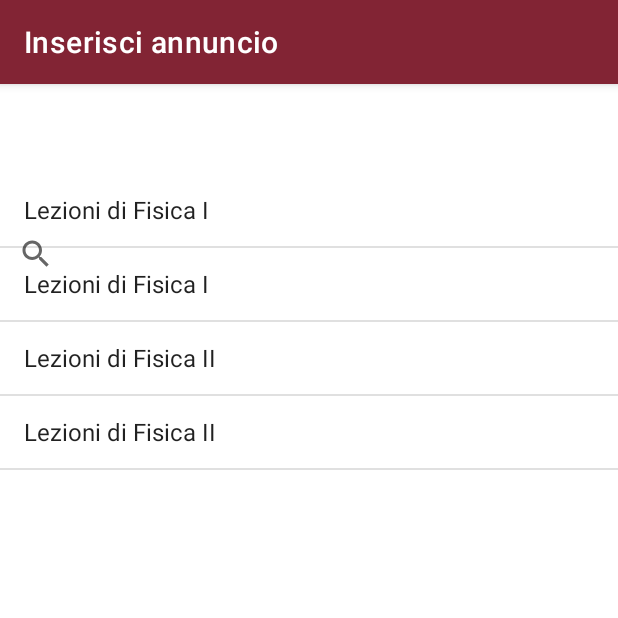
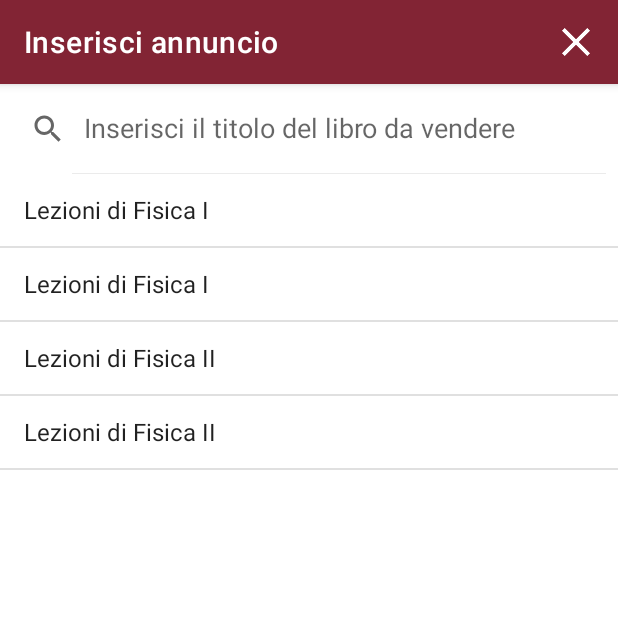
Before and after one commit to salvi-1883208/Compravendita-Libri-IUM, an Android app: the NewAdActivity screen opened directly, with no data from a screen before it, on a phone screen of 412 x 824 dp, the top half of it. Run offline under Robolectric (Android 15) with nearby library versions, the phone set to English and light mode, and no system bars.

Commit message:
Fixed search in NewAdActivity

```diff
--- a/app/src/main/java/com/example/compravendita_libri_ium/BooksToSell.java
+++ b/app/src/main/java/com/example/compravendita_libri_ium/BooksToSell.java
@@ -25,7 +25,7 @@ public class BooksToSell {
         return instance;
     }
 
-    public List<Book> getBooks() {
+    public ArrayList<Book> getBooks() {
         return books;
     }
 
--- a/app/src/main/java/com/example/compravendita_libri_ium/activities/NewAdActivity.java
+++ b/app/src/main/java/com/example/compravendita_libri_ium/activities/NewAdActivity.java
@@ -1,6 +1,7 @@
 package com.example.compravendita_libri_ium.activities;
 
 import androidx.appcompat.app.AppCompatActivity;
+import androidx.appcompat.widget.SearchView;
 
 import android.os.Bundle;
 import android.view.Menu;
@@ -9,19 +10,19 @@ import android.view.MenuItem;
 import android.widget.ArrayAdapter;
 import android.widget.LinearLayout;
 import android.widget.ListView;
-import android.widget.SearchView;
 
 import com.example.compravendita_libri_ium.Book;
 import com.example.compravendita_libri_ium.BooksToSell;
 import com.example.compravendita_libri_ium.R;
 import com.example.compravendita_libri_ium.databinding.ActivityNewAdBinding;
 
+import java.util.ArrayList;
 import java.util.List;
 
 public class NewAdActivity extends AppCompatActivity {
 
     ListView listView;
-    List<Book> booksToSell = BooksToSell.getInstance().getBooks();
+    ArrayList<Book> booksToSell = BooksToSell.getInstance().getBooks();
     String[] bookNames = new String[booksToSell.size()];
     ArrayAdapter<String> arrayAdapter;
     private ActivityNewAdBinding binding;
@@ -34,28 +35,24 @@ public class NewAdActivity extends AppCompatActivity {
 
         getSupportActionBar().setTitle("Inserisci annuncio");
 
-        SearchView searchView = (SearchView) findViewById(R.id.searchView);
-        searchView.setQueryHint("Scrivere il titolo del libro da vendere");
-        for(int i = 0; i < booksToSell.size(); i++){
+        for (int i = 0; i < booksToSell.size(); i++) {
             bookNames[i] = booksToSell.get(i).getTitle();
         }
+
         listView = findViewById(R.id.search_listview);
 
         arrayAdapter = new ArrayAdapter<String>(this, android.R.layout.simple_list_item_1, bookNames);
         listView.setAdapter(arrayAdapter);
 
-        searchView.setOnQueryTextListener(new SearchView.OnQueryTextListener() {
+        binding.searchView.setOnQueryTextListener(new SearchView.OnQueryTextListener() {
             @Override
             public boolean onQueryTextSubmit(String s) {        //quando l'user fa enter
-
                 return false;
             }
 
             @Override
             public boolean onQueryTextChange(String s) {        //quando l'user comincia a scrivere
-
                 arrayAdapter.getFilter().filter(s);
-
                 return false;
             }
         });
@@ -64,8 +61,8 @@ public class NewAdActivity extends AppCompatActivity {
     @Override
     public boolean onCreateOptionsMenu(Menu menu) {
         MenuInflater inflater = getMenuInflater();
+        menu.clear();
         inflater.inflate(R.menu.close_icon, menu);
-        menu.clear();
         return true;
     }
 
--- a/app/src/main/res/layout/activity_new_ad.xml
+++ b/app/src/main/res/layout/activity_new_ad.xml
@@ -7,19 +7,21 @@
     tools:context=".activities.NewAdActivity">
 
 
-    <SearchView
+    <androidx.appcompat.widget.SearchView
         android:id="@+id/searchView"
         android:layout_width="match_parent"
         android:layout_height="60dp"
-        android:layout_marginBottom="542dp"
-        app:layout_constraintBottom_toBottomOf="parent"
         app:layout_constraintEnd_toEndOf="parent"
         app:layout_constraintStart_toStartOf="parent"
-        app:layout_constraintTop_toTopOf="parent" />
+        app:layout_constraintTop_toTopOf="parent"
+        android:focusable="true"
+        app:iconifiedByDefault="false"
+        app:queryHint="Inserisci il titolo del libro da vendere" />
 
     <ListView
         android:id="@+id/search_listview"
         android:layout_width="match_parent"
         android:layout_height="match_parent"
-        android:layout_marginTop="60dp"/>
+        android:layout_marginTop="60dp" />
+
 </androidx.constraintlayout.widget.ConstraintLayout>
```
